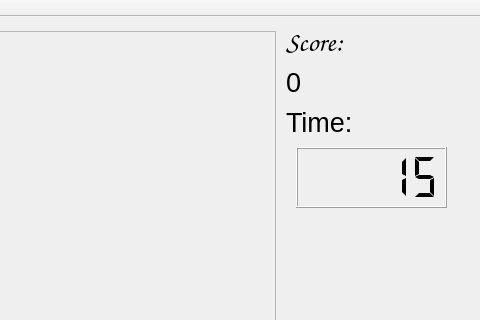
Old version of the form candycrush_bootleg2/Gui.ui in the repository Commoned/candycrush_bt; both pictures show x 344 to 824 and y 0 to 320 of the 824 by 908 pixel window.
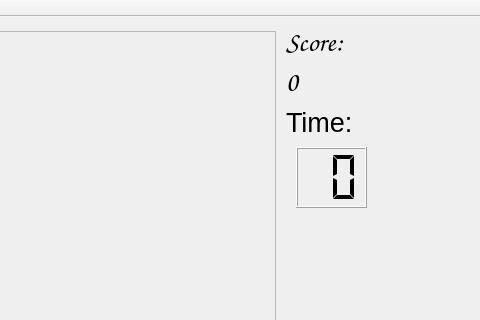
New version of the form.

Commit message: Comic Sans OP

What changed in the file:
```diff
--- a/candycrush_bootleg2/Gui.ui
+++ b/candycrush_bootleg2/Gui.ui
@@ -75,7 +75,9 @@
     </property>
     <property name="font">
      <font>
+      <family>Comic Sans MS</family>
       <pointsize>20</pointsize>
+      <bold>true</bold>
      </font>
     </property>
     <property name="text">
@@ -124,7 +126,7 @@
      <rect>
       <x>640</x>
       <y>130</y>
-      <width>151</width>
+      <width>71</width>
       <height>61</height>
      </rect>
     </property>
@@ -132,13 +134,16 @@
      <bool>true</bool>
     </property>
     <property name="digitCount">
-     <number>5</number>
+     <number>2</number>
     </property>
     <property name="segmentStyle">
      <enum>QLCDNumber::Flat</enum>
     </property>
     <property name="value" stdset="0">
-     <double>15.000000000000000</double>
+     <double>0.000000000000000</double>
+    </property>
+    <property name="intValue" stdset="0">
+     <number>0</number>
     </property>
    </widget>
   </widget>
```
